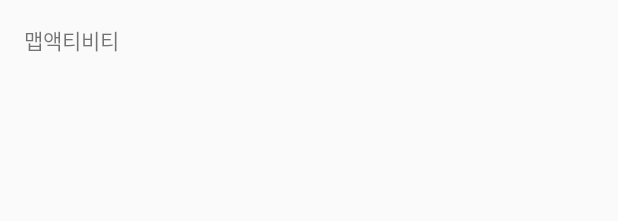
After one commit to duswlsl/DDRoad, an Android app: the layout activity_map.xml on its own in the app's theme, with its tools: preview values and no code run, on a phone screen of 412 x 824 dp. The commit adds this screen. Shown: the top 221 px of the screen. Run offline under Robolectric (Android 15) with nearby library versions, the phone set to English and light mode, and no system bars.

```diff
--- /dev/null
+++ b/app/src/main/res/layout/activity_map.xml
@@ -0,0 +1,22 @@
+<?xml version="1.0" encoding="utf-8"?>
+<RelativeLayout xmlns:android="http://schemas.android.com/apk/res/android"
+    xmlns:tools="http://schemas.android.com/tools"
+    android:id="@+id/mapLayout"
+    android:layout_width="match_parent"
+    android:layout_height="match_parent"
+    android:paddingBottom="@dimen/activity_vertical_margin"
+    android:paddingLeft="@dimen/activity_horizontal_margin"
+    android:paddingRight="@dimen/activity_horizontal_margin"
+    android:paddingTop="@dimen/activity_vertical_margin"
+    tools:context="com.seoul.ddroad.map.MapActivity">
+
+    <TextView
+        android:id="@+id/text2"
+        android:layout_width="wrap_content"
+        android:layout_height="wrap_content"
+        android:layout_alignParentStart="true"
+        android:layout_alignParentTop="true"
+        android:text="맵액티비티" />
+
+
+</RelativeLayout>
```
Also changed, not shown: app/src/main/AndroidManifest.xml (+10 -5 lines), app/src/main/java/com/seoul/ddroad/MainActivity.java (+39 -2 lines), app/src/main/res/layout/activity_board.xml (added, +14 -0 lines), app/src/main/res/layout/activity_diary.xml (added, +24 -0 lines).
